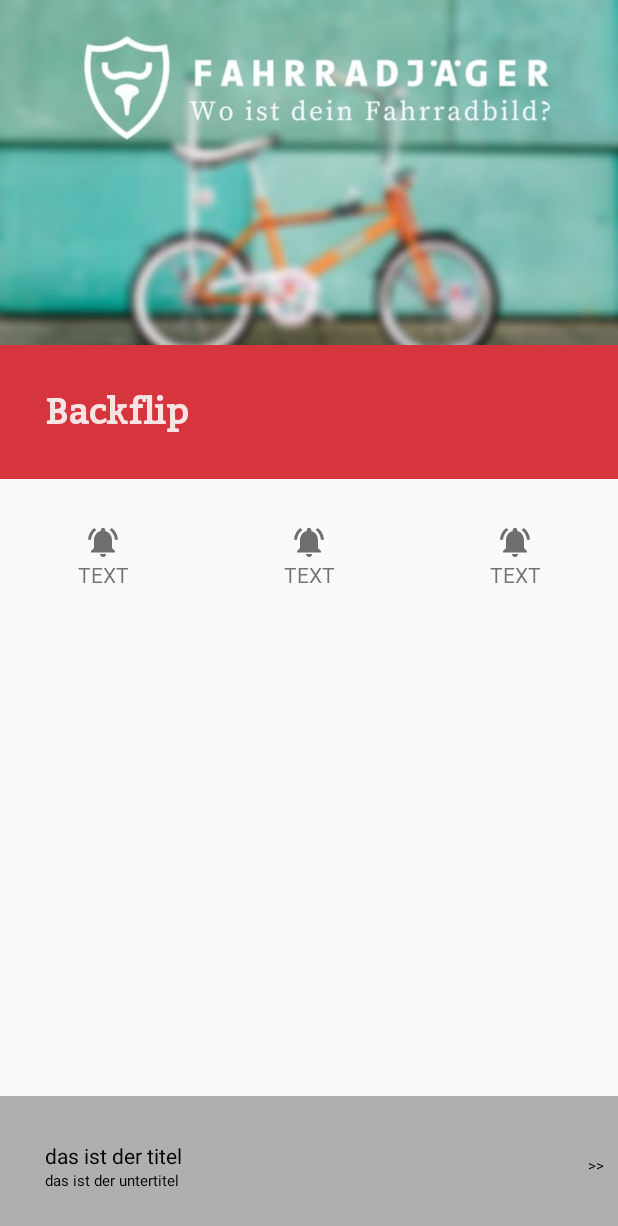
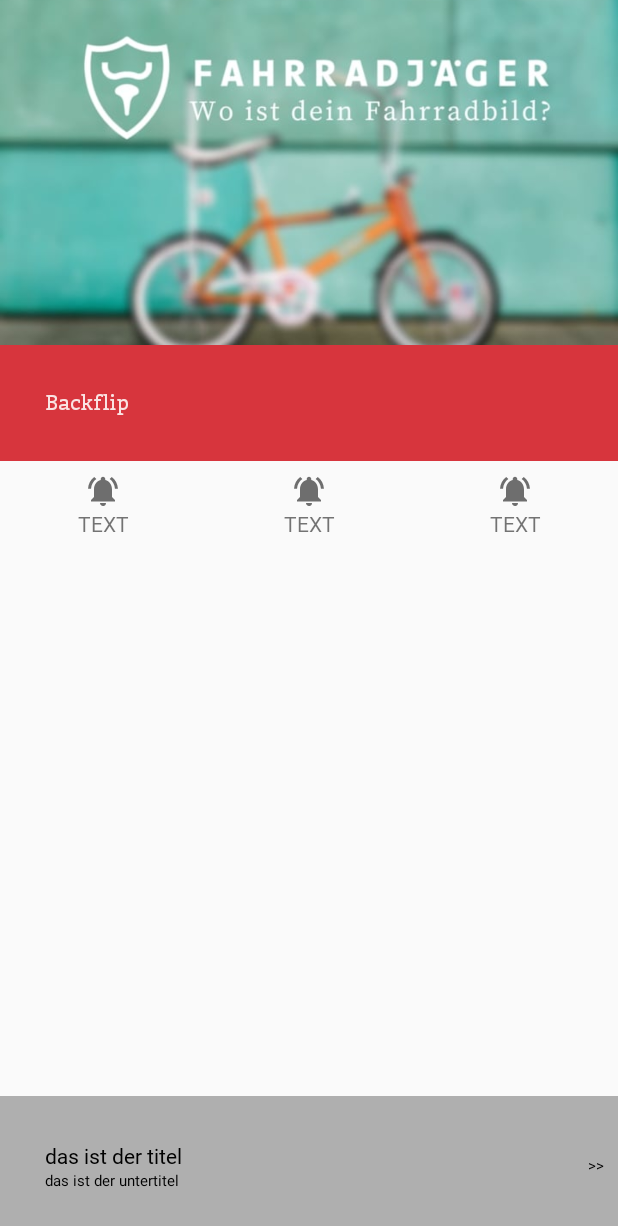
Before and after one commit to Franjoo/zt_anphsop, an Android app: the layout bike_detail.xml on its own in the app's theme, with its tools: preview values and no code run, on a phone screen of 412 x 824 dp. Shown: the top 1226 px of the screen. Run offline under Robolectric (Android 15) with nearby library versions, the phone set to English and light mode, and no system bars.

Commit message:
fix typeface issues - setup font programmatically

```diff
--- a/app/src/main/res/layout/bike_action_toggle.xml
+++ b/app/src/main/res/layout/bike_action_toggle.xml
@@ -4,7 +4,7 @@
     android:layout_height="wrap_content"
     android:layout_weight="1"
     android:orientation="vertical"
-    android:padding="30dp">
+    android:padding="8dp">
 
     <ImageView
         android:layout_width="match_parent"
--- a/app/src/main/res/layout/bike_detail.xml
+++ b/app/src/main/res/layout/bike_detail.xml
@@ -19,13 +19,12 @@
             android:padding="30dp">
 
             <TextView
+                android:id="@+id/bike_headline"
                 android:layout_width="match_parent"
                 android:layout_height="wrap_content"
                 android:fontFamily="@font/bitter"
-                android:textStyle="bold"
                 android:text="@string/bike_detail_bike_name"
-                android:textColor="@color/fontPrimaryLight"
-                android:textSize="24sp" />
+                android:textColor="@color/fontPrimaryLight" />
 
             <TextView
                 android:layout_width="match_parent"
@@ -72,6 +71,7 @@
                 <TextView
                     android:layout_width="match_parent"
                     android:layout_height="wrap_content"
+                    android:fontFamily="@font/roboto"
                     android:text="das ist der titel"
                     android:textColor="#000000" />
 
```
Also changed, not shown: app/src/main/java/pu/zajhhaptaueuh/ztanphsop/BikeDetailActivity.kt (+11 -2 lines).
